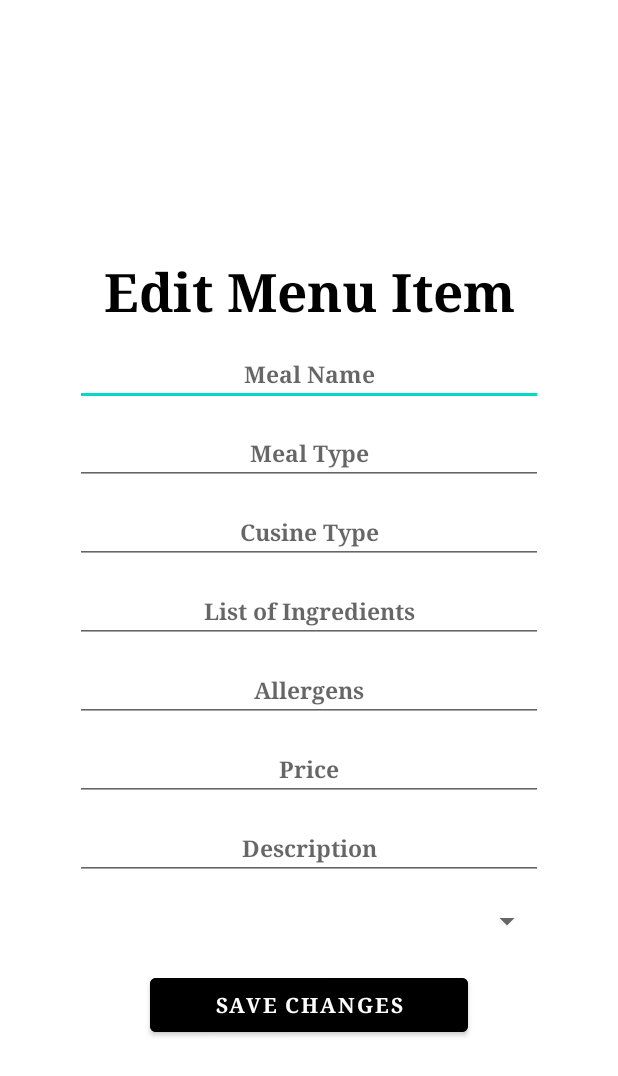
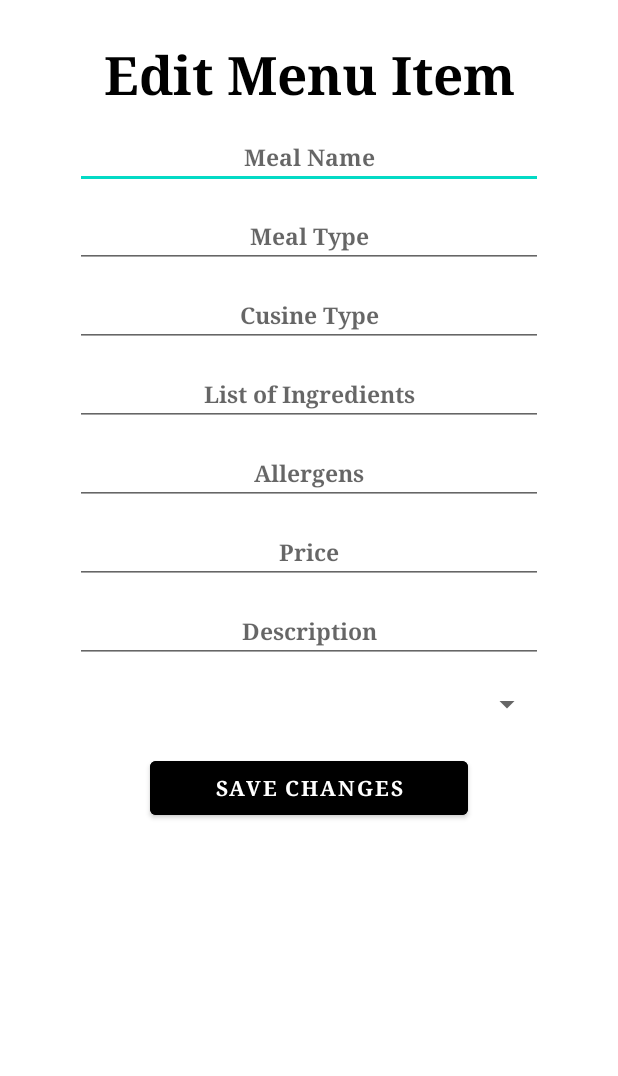
Before and after one commit to NightingaleX03/Mealer-Food-Delivery-App, an Android app: the layout edit_menu_items.xml on its own in the app's theme, with its tools: preview values and no code run, on a phone screen of 412 x 824 dp. Shown: the top 1076 px of the screen. Run offline under Robolectric (Android 15) with nearby library versions, the phone set to English and light mode, and no system bars.

```diff
--- a/app/src/main/res/layout/edit_menu_items.xml
+++ b/app/src/main/res/layout/edit_menu_items.xml
@@ -12,7 +12,7 @@
         android:typeface="serif"
         android:id="@+id/title"
         android:layout_marginStart="50dp"
-        android:layout_marginTop="170dp"
+        android:layout_marginTop="25dp"
         android:layout_marginEnd="50dp"
         android:layout_marginBottom="5dp"
         android:textColor="@color/black"
```
